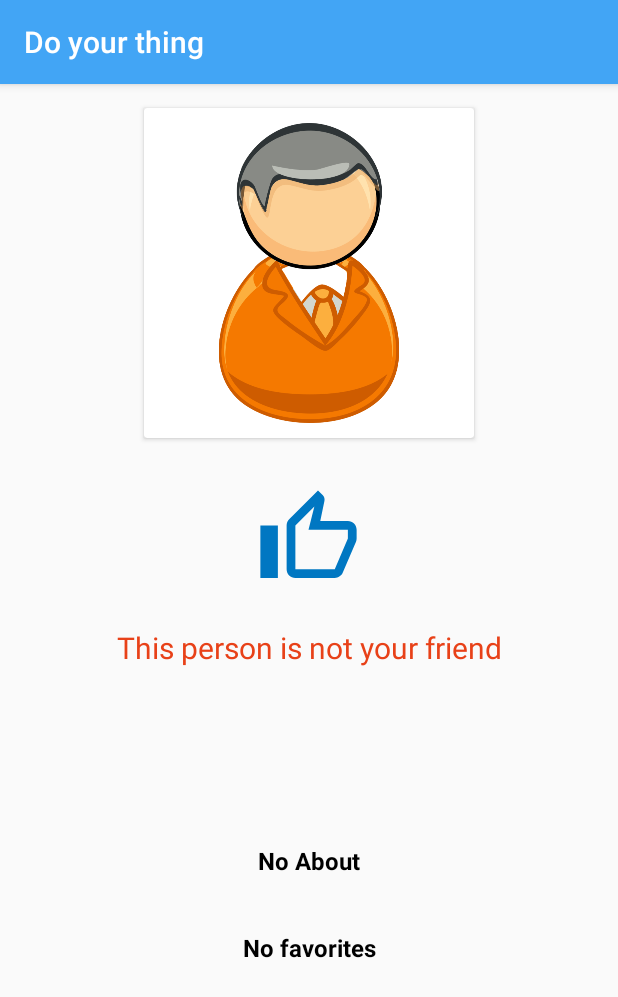
After one commit to KoonaSainath/DoYourThing_SocialMedia_Android_App, an Android app: the PeopleProfileToFriendOrUnFriendActivity screen opened directly, with no data from a screen before it, on a phone screen of 412 x 824 dp. The commit adds this screen. Shown: the top 997 px of the screen. Run offline under Robolectric (Android 15) with nearby library versions, the phone set to English and light mode, and no system bars; our stand-ins replace Firebase (no records; nobody signed in at launch, a user with empty details on screens opened directly); 1 statement that could not run was skipped.

Commit message:
people and chat fragments are completed successfully. Only chat feature is left

```diff
--- a/app/src/main/AndroidManifest.xml
+++ b/app/src/main/AndroidManifest.xml
@@ -13,7 +13,11 @@
         android:roundIcon="@mipmap/ic_launcher_round"
         android:supportsRtl="true"
         android:theme="@style/Theme.DoYourThing">
-        <activity android:name=".activities.FullScreenImageActivity" android:theme="@style/Theme.AppCompat.DayNight.NoActionBar"></activity>
+        <activity android:name=".activities.ChatRoomActivity"></activity>
+        <activity android:name=".activities.PeopleProfileToFriendOrUnFriendActivity" />
+        <activity
+            android:name=".activities.FullScreenImageActivity"
+            android:theme="@style/Theme.AppCompat.DayNight.NoActionBar" />
         <activity
             android:name=".activities.PostUploadActivity"
             android:windowSoftInputMode="stateAlwaysHidden" />
--- /dev/null
+++ b/app/src/main/java/firebase/kunasainath/doyourthing/activities/PeopleProfileToFriendOrUnFriendActivity.java
@@ -0,0 +1,210 @@
+package firebase.kunasainath.doyourthing.activities;
+
+import android.content.Intent;
+import android.os.Build;
+import android.os.Bundle;
+import android.view.View;
+import android.widget.ImageView;
+import android.widget.TextView;
+
+import androidx.annotation.NonNull;
+import androidx.annotation.RequiresApi;
+import androidx.appcompat.app.AppCompatActivity;
+
+import com.bumptech.glide.Glide;
+import com.google.android.material.snackbar.Snackbar;
+import com.google.firebase.auth.FirebaseAuth;
+import com.google.firebase.database.DataSnapshot;
+import com.google.firebase.database.DatabaseError;
+import com.google.firebase.database.FirebaseDatabase;
+import com.google.firebase.database.ValueEventListener;
+
+import firebase.kunasainath.doyourthing.R;
+
+public class PeopleProfileToFriendOrUnFriendActivity extends AppCompatActivity implements View.OnClickListener{
+
+    private ImageView imgPic;
+    private TextView txtName, txtAbout, txtFav, txtStatus;
+    private ImageView imgFriend;
+    private String userId;
+
+
+    @Override
+    protected void onCreate(Bundle savedInstanceState) {
+        super.onCreate(savedInstanceState);
+        setContentView(R.layout.activity_people_profile_to_friend_or_un_friend);
+        imgPic = findViewById(R.id.img_profile_pic);
+        txtName = findViewById(R.id.txt_username);
+        txtAbout = findViewById(R.id.txt_about);
+        txtFav = findViewById(R.id.txt_favorites);
+        imgFriend = findViewById(R.id.img_friend);
+        txtStatus = findViewById(R.id.txt_friend_status);
+
+        userId = getIntent().getStringExtra("UserId");
+
+        FirebaseDatabase.getInstance().getReference()
+                .child("Users")
+                .child(FirebaseAuth.getInstance().getCurrentUser().getUid())
+                .child("Friends")
+                .addListenerForSingleValueEvent(new ValueEventListener() {
+                    @RequiresApi(api = Build.VERSION_CODES.M)
+                    @Override
+                    public void onDataChange(@NonNull DataSnapshot snapshot) {
+                        try {
+                            if (Boolean.parseBoolean(snapshot.child(userId).getValue().toString())) {
+                                imgFriend.setImageResource(R.drawable.liked);
+                                txtStatus.setText("This person is your friend");
+                                txtStatus.setTextColor(getColor(R.color.green));
+                            }
+                        }catch (Exception e){}
+                    }
+
+                    @Override
+                    public void onCancelled(@NonNull DatabaseError error) {
+
+                    }
+                });
+
+        FirebaseDatabase.getInstance().getReference()
+                .child("Users")
+                .child(userId)
+                .addListenerForSingleValueEvent(new ValueEventListener() {
+                    @Override
+                    public void onDataChange(@NonNull DataSnapshot snapshot) {
+                        if(snapshot.hasChild("ProfilePicUrl")){
+                            Glide.with(PeopleProfileToFriendOrUnFriendActivity.this).load(snapshot.child("ProfilePicUrl").getValue()).into(imgPic);
+                            imgPic.setScaleType(ImageView.ScaleType.CENTER_CROP);
+                        }
+
+                        txtName.setText(snapshot.child("Username").getValue().toString());
+
+                        if(snapshot.hasChild("About")){
+                            txtAbout.setText(snapshot.child("About").getValue().toString());
+                        }else{
+                            txtAbout.setText("No About");
+                        }
+
+                        if(snapshot.hasChild("Favorites")){
+                            txtFav.setText(snapshot.child("Favorites").getValue().toString());
+                        }else{
+                            txtFav.setText("No favorites");
+                        }
+                    }
+
+                    @Override
+                    public void onCancelled(@NonNull DatabaseError error) {
+
+                    }
+                });
+
+        imgFriend.setOnClickListener(this);
+        imgPic.setOnClickListener(this);
+    }
+
+    @Override
+    public void onClick(View v) {
+        switch(v.getId()){
+            case R.id.img_profile_pic:
+                FirebaseDatabase.getInstance().getReference()
+                        .child("Users")
+                        .child(userId)
+                        .addListenerForSingleValueEvent(new ValueEventListener() {
+                            @Override
+                            public void onDataChange(@NonNull DataSnapshot snapshot) {
+                                try {
+                                    String imageUrl = snapshot.child("ImageUrl").getValue().toString();
+                                    Intent intent = new Intent(PeopleProfileToFriendOrUnFriendActivity.this, FullScreenImageActivity.class);
+                                    intent.putExtra("Image", imageUrl);
+                                    startActivity(intent);
+                                    overridePendingTransition(R.anim.hold_animation, R.anim.activity_transition_animation);
+                                }catch (Exception e){
+                                    Intent intent = new Intent(PeopleProfileToFriendOrUnFriendActivity.this, FullScreenImageActivity.class);
+                                    startActivity(intent);
+                                    overridePendingTransition(R.anim.hold_animation, R.anim.activity_transition_animation);
+                                }
+                            }
+
+                            @Override
+                            public void onCancelled(@NonNull DatabaseError error) {
+
+                            }
+                        });
+                break;
+            case R.id.img_friend:
+                doTheBigThing();
+                break;
+        }
+    }
+
+    @Override
+    public void onBackPressed() {
+        super.onBackPressed();
+
+        overridePendingTransition(R.anim.hold_animation, R.anim.activity_transition_animation);
+    }
+
+    private void doTheBigThing() {
+
+        FirebaseDatabase.getInstance().getReference()
+                .child("Users")
+                .child(FirebaseAuth.getInstance().getCurrentUser().getUid())
+                .child("Friends")
+                .addListenerForSingleValueEvent(new ValueEventListener() {
+                    @RequiresApi(api = Build.VERSION_CODES.M)
+                    @Override
+                    public void onDataChange(@NonNull DataSnapshot snapshot) {
+                        if(Boolean.parseBoolean(snapshot.child(userId).getValue().toString())){
+
+                            //ALREADY FRIEND
+
+                            FirebaseDatabase.getInstance().getReference()
+                                    .child("Users")
+                                    .child(FirebaseAuth.getInstance().getCurrentUser().getUid())
+                                    .child("Friends")
+                                    .child(userId)
+                                    .setValue(false);
+
+                            imgFriend.setImageResource(R.drawable.not_liked);
+                            txtStatus.setText("This person is not your friend");
+                            txtStatus.setTextColor(getColor(R.color.red));
+
+                            Snackbar snackbar = Snackbar.make(findViewById(android.R.id.content), "Removed user from your friends list", Snackbar.LENGTH_INDEFINITE);
+                            snackbar.show();
+                            snackbar.setAction("Ok", new View.OnClickListener() {
+                                @Override
+                                public void onClick(View v) {
+                                    snackbar.dismiss();
+                                }
+                            });
+
+                        }else{
+                            FirebaseDatabase.getInstance().getReference()
+                                    .child("Users")
+                                    .child(FirebaseAuth.getInstance().getCurrentUser().getUid())
+                                    .child("Friends")
+                                    .child(userId)
+                                    .setValue(true);
+
+                            imgFriend.setImageResource(R.drawable.liked);
+                            txtStatus.setText("This person is your friend");
+                            txtStatus.setTextColor(getColor(R.color.green));
+
+                            Snackbar snackbar = Snackbar.make(findViewById(android.R.id.content), "Added user to your friends list", Snackbar.LENGTH_INDEFINITE);
+                            snackbar.show();
+                            snackbar.setAction("Ok", new View.OnClickListener() {
+                                @Override
+                                public void onClick(View v) {
+                                    snackbar.dismiss();
+                                }
+                            });
+                        }
+                    }
+
+                    @Override
+                    public void onCancelled(@NonNull DatabaseError error) {
+
+                    }
+                });
+
+    }
+}
--- a/app/src/main/java/firebase/kunasainath/doyourthing/viewpager_fragments/ChatsFragment.java
+++ b/app/src/main/java/firebase/kunasainath/doyourthing/viewpager_fragments/ChatsFragment.java
@@ -91,7 +91,7 @@ public class ChatsFragment extends Fragment {
                             }
                         }
 
-                        mUsersChatAdapter = new UsersChatAdapter(users, getActivity());
+                        mUsersChatAdapter = new UsersChatAdapter(users, getActivity(), "Chat");
                         recyclerUsersChat.setAdapter(mUsersChatAdapter);
                         recyclerUsersChat.setLayoutManager(new LinearLayoutManager(getActivity()));
 
--- a/app/src/main/java/firebase/kunasainath/doyourthing/viewpager_fragments/PeopleFragment.java
+++ b/app/src/main/java/firebase/kunasainath/doyourthing/viewpager_fragments/PeopleFragment.java
@@ -24,7 +24,7 @@ import java.util.ArrayList;
 import firebase.kunasainath.doyourthing.R;
 import firebase.kunasainath.doyourthing.adapters.UsersChatAdapter;
 
-public class PeopleFragment extends Fragment {
+public class PeopleFragment extends Fragment{
     private RecyclerView recyclerPeople;
     private ArrayList<String> users;
     private UsersChatAdapter mUsersChatAdapter;
@@ -90,7 +90,7 @@ public class PeopleFragment extends Fragment {
                             }
                         }
 
-                        mUsersChatAdapter = new UsersChatAdapter(users, getActivity());
+                        mUsersChatAdapter = new UsersChatAdapter(users, getActivity(), "People");
                         recyclerPeople.setAdapter(mUsersChatAdapter);
                         recyclerPeople.setLayoutManager(new LinearLayoutManager(getActivity()));
 
--- /dev/null
+++ b/app/src/main/res/layout/activity_people_profile_to_friend_or_un_friend.xml
@@ -0,0 +1,86 @@
+<?xml version="1.0" encoding="utf-8"?>
+<ScrollView android:layout_width="match_parent"
+    android:layout_height="match_parent"
+    xmlns:android="http://schemas.android.com/apk/res/android"
+    xmlns:tools="http://schemas.android.com/tools"
+    tools:context=".activities.PeopleProfileToFriendOrUnFriendActivity">
+    <LinearLayout xmlns:android="http://schemas.android.com/apk/res/android"
+        xmlns:app="http://schemas.android.com/apk/res-auto"
+        xmlns:tools="http://schemas.android.com/tools"
+        android:layout_width="match_parent"
+        android:layout_height="match_parent"
+        android:orientation="vertical"
+        >
+
+        <androidx.cardview.widget.CardView
+            android:id="@+id/card_profile_pic"
+            android:layout_margin="16dp"
+            android:elevation="16dp"
+            android:layout_gravity="center"
+            app:cardPreventCornerOverlap="false"
+            android:layout_width="220dp"
+            android:layout_height="220dp">
+            <ImageView
+                android:id="@+id/img_profile_pic"
+                android:layout_width="200dp"
+                android:layout_height="200dp"
+                android:layout_gravity="center"
+                android:src="@drawable/profile_pic_place_holder" />
+        </androidx.cardview.widget.CardView>
+
+
+        <ImageView
+            android:id="@+id/img_friend"
+            android:layout_width="70dp"
+            android:layout_height="70dp"
+            android:src="@drawable/not_liked"
+            android:layout_margin="16dp"
+            android:layout_gravity="center"/>
+
+        <TextView
+            android:id="@+id/txt_friend_status"
+            android:layout_margin="8dp"
+            android:layout_width="match_parent"
+            android:layout_height="wrap_content"
+            android:text="This person is not your friend"
+            android:gravity="center"
+            android:textSize="20sp"
+            android:textColor="@color/red"/>
+
+        <TextView
+            android:id="@+id/txt_username"
+            android:layout_width="match_parent"
+            android:layout_height="wrap_content"
+            android:gravity="center"
+            android:layout_margin="16dp"
+            android:textColor="@color/black"
+            android:textStyle="bold"
+            android:textSize="20sp"
+            android:padding="16dp"
+             />
+
+
+        <TextView
+            android:id="@+id/txt_about"
+            android:layout_width="match_parent"
+            android:layout_height="wrap_content"
+            android:gravity="center"
+            android:layout_margin="2dp"
+            android:textColor="@color/black"
+            android:textStyle="bold"
+            android:textSize="16sp"
+            android:padding="16dp"/>
+
+        <TextView
+            android:id="@+id/txt_favorites"
+            android:layout_width="match_parent"
+            android:layout_height="wrap_content"
+            android:gravity="center"
+            android:layout_margin="2dp"
+            android:textColor="@color/black"
+            android:textStyle="bold"
+            android:textSize="16sp"
+            android:padding="16dp"/>
+
+    </LinearLayout>
+</ScrollView>
--- a/app/src/main/res/layout/activity_profile.xml
+++ b/app/src/main/res/layout/activity_profile.xml
@@ -1,14 +1,16 @@
 <?xml version="1.0" encoding="utf-8"?>
 <ScrollView android:layout_width="match_parent"
     android:layout_height="match_parent"
-    xmlns:android="http://schemas.android.com/apk/res/android" >
+    xmlns:android="http://schemas.android.com/apk/res/android"
+    xmlns:tools="http://schemas.android.com/tools"
+    tools:context=".activities.ProfileActivity">
 <LinearLayout xmlns:android="http://schemas.android.com/apk/res/android"
     xmlns:app="http://schemas.android.com/apk/res-auto"
     xmlns:tools="http://schemas.android.com/tools"
     android:layout_width="match_parent"
     android:layout_height="match_parent"
     android:orientation="vertical"
-    tools:context=".activities.ProfileActivity">
+    >
 
     <androidx.cardview.widget.CardView
         android:id="@+id/card_profile_pic"
--- a/app/src/main/res/values/colors.xml
+++ b/app/src/main/res/values/colors.xml
@@ -18,4 +18,8 @@
     <color name="secondaryDarkColor">#000000</color>
     <color name="primaryTextColor">#212121</color>
     <color name="secondaryTextColor">#ffffff</color>
+
+
+    <color name="red">#e84118</color>
+    <color name="green">#4cd137</color>
 </resources>
```
Also changed, not shown: app/src/main/java/firebase/kunasainath/doyourthing/activities/ChatRoomActivity.java (added, +16 -0 lines), app/src/main/java/firebase/kunasainath/doyourthing/activities/MainActivity.java (+15 -1 lines), app/src/main/java/firebase/kunasainath/doyourthing/adapters/UsersChatAdapter.java (+28 -1 lines), app/src/main/java/firebase/kunasainath/doyourthing/viewpager_fragments/HomeFragment.java (+19 -0 lines), app/src/main/res/layout/activity_chat_room.xml (added, +9 -0 lines), app/src/main/res/layout/fragment_chats.xml (+13 -0 lines), app/src/main/res/layout/fragment_home.xml (+12 -2 lines), app/src/main/res/layout/fragment_people.xml (+13 -0 lines).
